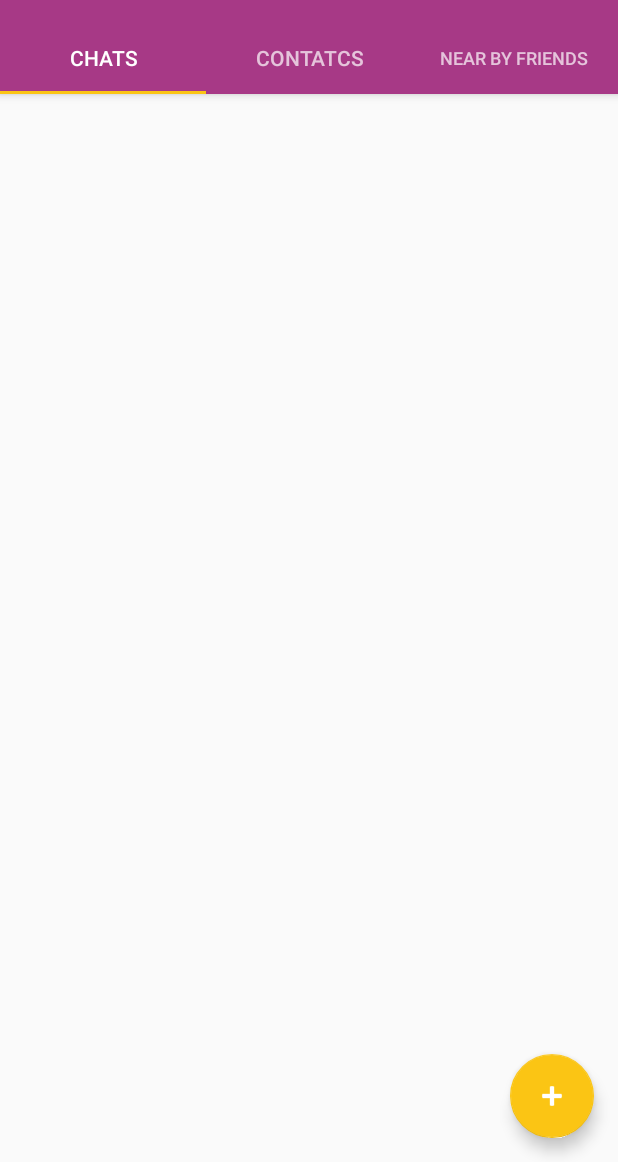
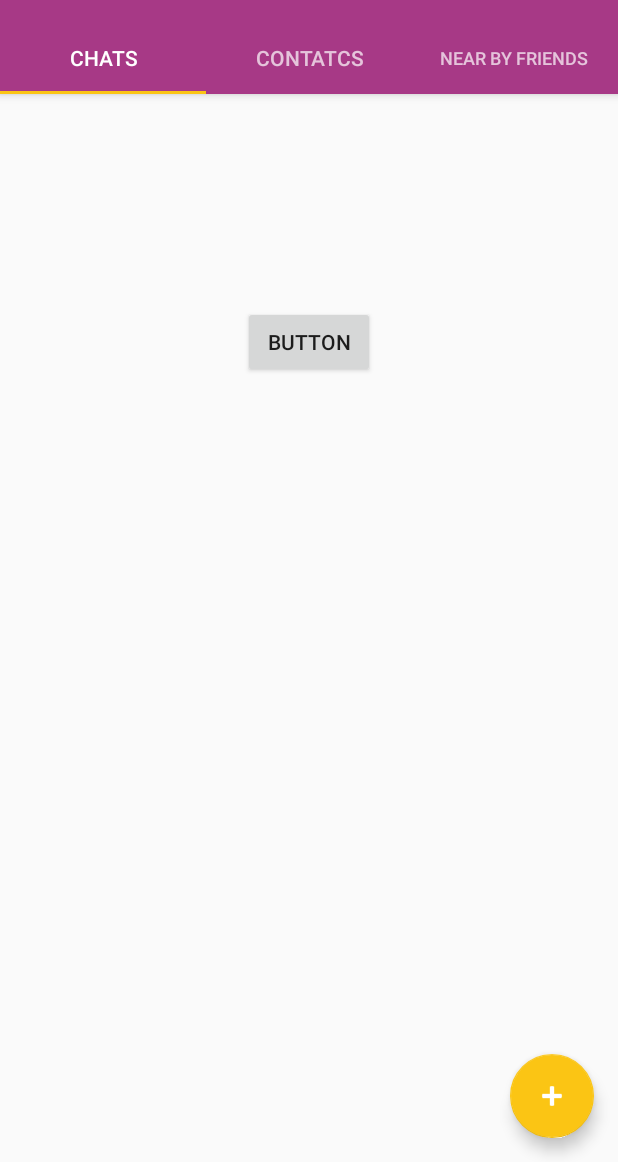
Before and after one commit to bestofyasi/Sanwadha-App, an Android app: the TabChats screen opened directly, with no data from a screen before it, on a phone screen of 412 x 824 dp, the part 74-1236 px from its top. Run offline under Robolectric (Android 15) with nearby library versions, the phone set to English and light mode, and no system bars.

Commit message:
button click from fragment is done

```diff
--- a/app/build.gradle
+++ b/app/build.gradle
@@ -24,9 +24,9 @@ dependencies {
     androidTestCompile('com.android.support.test.espresso:espresso-core:2.2.2', {
         exclude group: 'com.android.support', module: 'support-annotations'
     })
+    compile project(':jtds-1.3.1')
     compile 'com.android.support:appcompat-v7:25.3.1'
     compile 'com.android.support:design:25.3.1'
     compile 'com.android.support.constraint:constraint-layout:1.0.1'
     testCompile 'junit:junit:4.12'
-    compile project(':jtds-1.3.1')
 }
--- a/app/src/main/java/com/winine/www/sanwadha_app/TabChats.java
+++ b/app/src/main/java/com/winine/www/sanwadha_app/TabChats.java
@@ -1,20 +1,38 @@
 package com.winine.www.sanwadha_app;
 
+import android.content.Intent;
 import android.support.v4.app.Fragment;
 import android.os.Bundle;
 import android.view.LayoutInflater;
 import android.view.View;
 import android.view.ViewGroup;
-import android.widget.TextView;
+import android.widget.Button;
 
 /**
  * Created by Yasintha on 7/9/2017.
  */
 
 public class TabChats extends Fragment {
+    Button btn;
     @Override
     public View onCreateView(LayoutInflater inflater, ViewGroup container, Bundle savedInstanceState) {
         View rootView = inflater.inflate(R.layout.activity_tab_chats, container, false);
+
+        btn = (Button) rootView.findViewById(R.id.button);
+        btn.setOnClickListener(new View.OnClickListener() {
+            @Override
+            public void onClick(View v) {
+                Intent intent = new Intent(getActivity(), StickersActivity.class);
+                startActivity(intent);
+            }
+        });
         return rootView;
+        //return inflater.inflate(R.layout.activity_tab_chats, container, false);
     }
+
+//    public void click_Public(View v){
+//            Intent intent = new Intent(getActivity(), LoginActivity.class);
+//            startActivity(intent);
+//
+//    }
 }
--- a/app/src/main/java/com/winine/www/sanwadha_app/TabNearBy.java
+++ b/app/src/main/java/com/winine/www/sanwadha_app/TabNearBy.java
@@ -13,7 +13,7 @@ import android.view.ViewGroup;
 public class TabNearBy extends Fragment{
     @Override
     public View onCreateView(LayoutInflater inflater, ViewGroup container, Bundle savedInstanceState) {
-        View rootView = inflater.inflate(R.layout.nearby, container, false);
+        View rootView = inflater.inflate(R.layout.activity_tab_nearby, container, false);
         return rootView;
     }
 }
--- a/app/src/main/res/layout/activity_tab_chats.xml
+++ b/app/src/main/res/layout/activity_tab_chats.xml
@@ -9,5 +9,13 @@
     tools:context="com.winine.www.sanwadha_app.MainTabActivity">
 
 
-
+    <Button
+        android:id="@+id/button"
+        android:layout_width="wrap_content"
+        android:layout_height="wrap_content"
+        android:layout_alignParentTop="true"
+        android:layout_centerHorizontal="true"
+        android:layout_marginTop="141dp"
+        android:text="Button"
+        android:onClick="click_Public"/>
 </RelativeLayout>
```
Also changed, not shown: app/src/main/AndroidManifest.xml (+8 -1 lines), app/src/main/java/com/winine/www/sanwadha_app/StickersActivity.java (added, +24 -0 lines), app/src/main/res/drawable/bg_sq.xml (added, +7 -0 lines), app/src/main/res/layout/activity_stickers.xml (added, +9 -0 lines), app/src/main/res/layout/activity_tab_contact.xml (+8 -0 lines), app/src/main/res/layout/activity_tab_nearby.xml (renamed from app/src/main/res/layout/nearby.xml), 15 other files.
